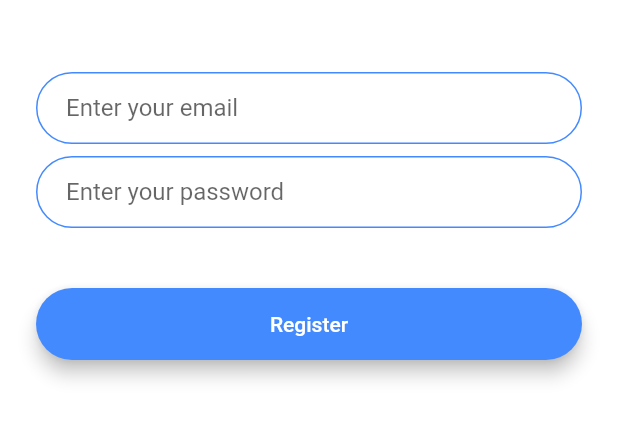
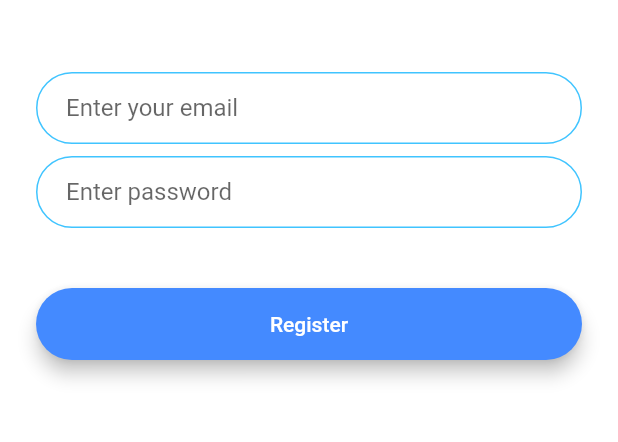
Before and after one commit to sanjiv576/mobileApp_flutter, a Flutter app: the RegistrationScreen screen opened by its route, on a phone screen of 412 x 824 dp, the part 576-1018 px from its top. Run offline on Flutter 3.47's test engine with Material 2 defaults, Android fonts, the phone set to English and light mode, and no system bars; our stand-ins replace audioplayers, flutter_spinkit, font_awesome_flutter, geolocator, rflutter_alert.

Commit message:
refactore decoration property

```diff
--- a/flash_chat_flutter/lib/screens/registration_screen.dart
+++ b/flash_chat_flutter/lib/screens/registration_screen.dart
@@ -1,4 +1,6 @@
 import 'package:flutter/material.dart';
+import '../components/resuable_rounded_button.dart';
+import '../constants.dart';
 
 class RegistrationScreen extends StatefulWidget {
   static const String id = 'register_screen';
@@ -8,8 +10,6 @@ class RegistrationScreen extends StatefulWidget {
 }
 
 class _RegistrationScreenState extends State<RegistrationScreen> {
-
-
   @override
   Widget build(BuildContext context) {
     return Scaffold(
@@ -35,22 +35,8 @@ class _RegistrationScreenState extends State<RegistrationScreen> {
               onChanged: (value) {
                 //Do something with the user input.
               },
-              decoration: InputDecoration(
-                hintText: 'Enter your email',
-                contentPadding:
-                    EdgeInsets.symmetric(vertical: 10.0, horizontal: 20.0),
-                border: OutlineInputBorder(
-                  borderRadius: BorderRadius.all(Radius.circular(32.0)),
-                ),
-                enabledBorder: OutlineInputBorder(
-                  borderSide: BorderSide(color: Colors.blueAccent, width: 1.0),
-                  borderRadius: BorderRadius.all(Radius.circular(32.0)),
-                ),
-                focusedBorder: OutlineInputBorder(
-                  borderSide: BorderSide(color: Colors.blueAccent, width: 2.0),
-                  borderRadius: BorderRadius.all(Radius.circular(32.0)),
-                ),
-              ),
+              decoration: kTextFieldInputDecoration.copyWith(
+                  hintText: 'Enter your email'),
             ),
             SizedBox(
               height: 8.0,
@@ -59,44 +45,19 @@ class _RegistrationScreenState extends State<RegistrationScreen> {
               onChanged: (value) {
                 //Do something with the user input.
               },
-              decoration: InputDecoration(
-                hintText: 'Enter your password',
-                contentPadding:
-                    EdgeInsets.symmetric(vertical: 10.0, horizontal: 20.0),
-                border: OutlineInputBorder(
-                  borderRadius: BorderRadius.all(Radius.circular(32.0)),
-                ),
-                enabledBorder: OutlineInputBorder(
-                  borderSide: BorderSide(color: Colors.blueAccent, width: 1.0),
-                  borderRadius: BorderRadius.all(Radius.circular(32.0)),
-                ),
-                focusedBorder: OutlineInputBorder(
-                  borderSide: BorderSide(color: Colors.blueAccent, width: 2.0),
-                  borderRadius: BorderRadius.all(Radius.circular(32.0)),
-                ),
-              ),
+              decoration: kTextFieldInputDecoration.copyWith(
+                  hintText: 'Enter password'),
             ),
             SizedBox(
               height: 24.0,
             ),
-            Padding(
-              padding: EdgeInsets.symmetric(vertical: 16.0),
-              child: Material(
-                color: Colors.blueAccent,
-                borderRadius: BorderRadius.all(Radius.circular(30.0)),
-                elevation: 5.0,
-                child: MaterialButton(
-                  onPressed: () {
-                    //Implement registration functionality.
-                  },
-                  minWidth: 200.0,
-                  height: 42.0,
-                  child: Text(
-                    'Register',
-                    style: TextStyle(color: Colors.white),
-                  ),
-                ),
-              ),
+
+            ReusableRoundedButton(
+              nameText: 'Register',
+              colour: Colors.blueAccent,
+              onPressCustom: () {
+                //Implement registration functionality.
+              },
             ),
           ],
         ),
```
Also changed, not shown: flash_chat_flutter/lib/screens/login_screen.dart (+12 -53 lines).
